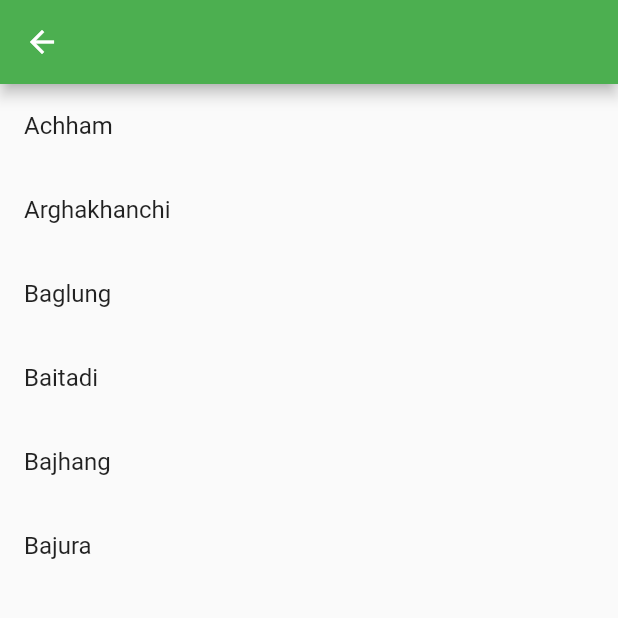
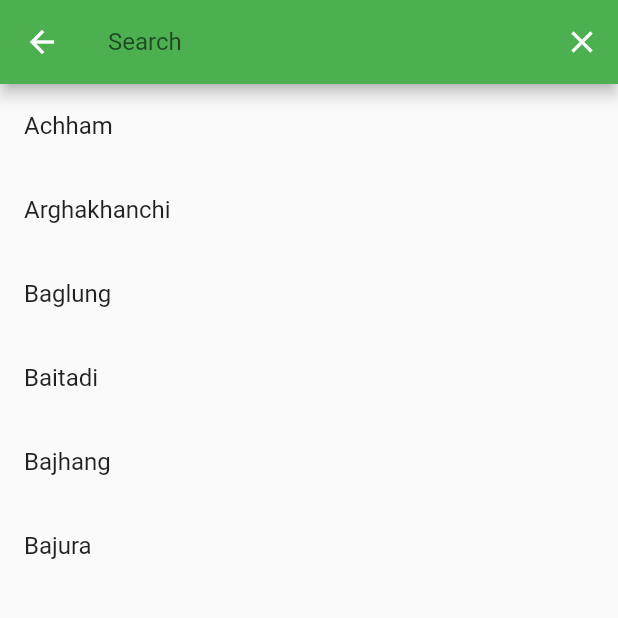
Before and after one commit to rajbahakdanyu/Khanepani_flutter, a Flutter app: the Counter screen opened by its route, on a phone screen of 412 x 824 dp, the top half of it. Run offline on Flutter 3.47's test engine with Material 2 defaults, Android fonts, the phone set to English and light mode, and no system bars.

Commit message:
Added search bar in counter page

```diff
--- a/lib/pages/counter_page.dart
+++ b/lib/pages/counter_page.dart
@@ -90,6 +90,7 @@ class _CounterState extends State<Counter> {
       itemBuilder: (context, index) {
         return ListTile(
           title: Text(counterList[index]),
+          onTap: () {},
         );
       },
     );
@@ -98,7 +99,23 @@ class _CounterState extends State<Counter> {
   @override
   Widget build(BuildContext context) {
     return Scaffold(
-      appBar: AppBar(),
+      appBar: AppBar(
+        title: TextField(
+          cursorColor: Colors.white,
+          style: TextStyle(color: Colors.white),
+          decoration: InputDecoration(
+            hintText: 'Search',
+            border: InputBorder.none,
+          ),
+          onChanged: (v) {},
+        ),
+        actions: [
+          IconButton(
+            onPressed: () {},
+            icon: Icon(Icons.close_outlined),
+          )
+        ],
+      ),
       body: counterBuilder(),
     );
   }
```
